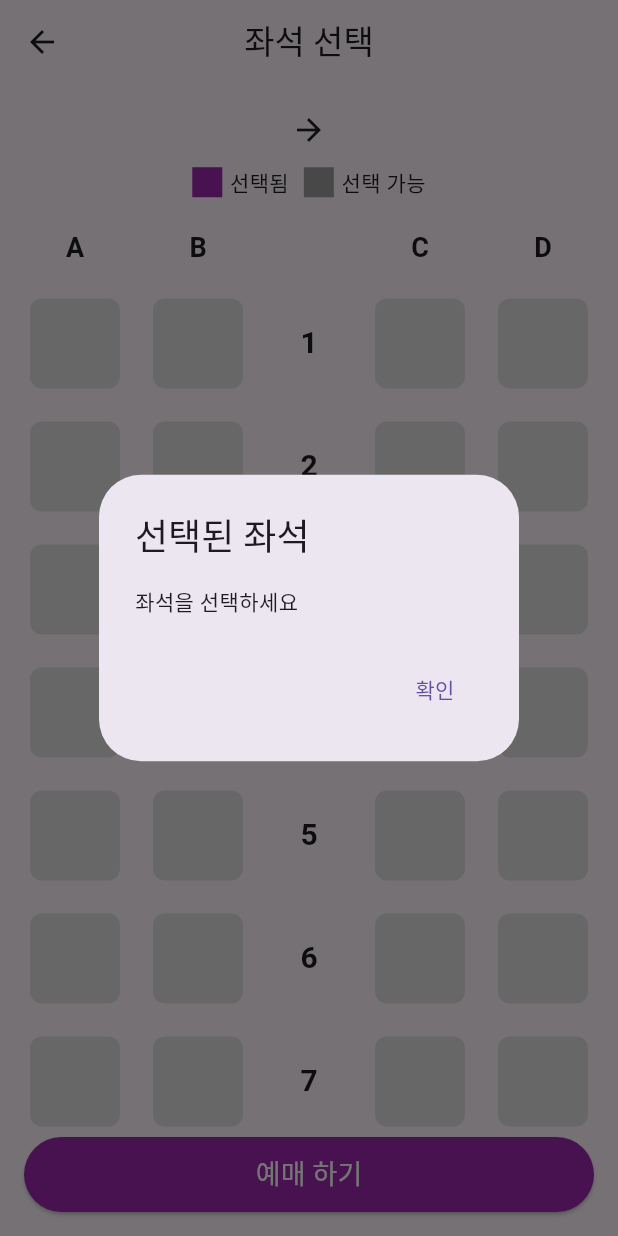
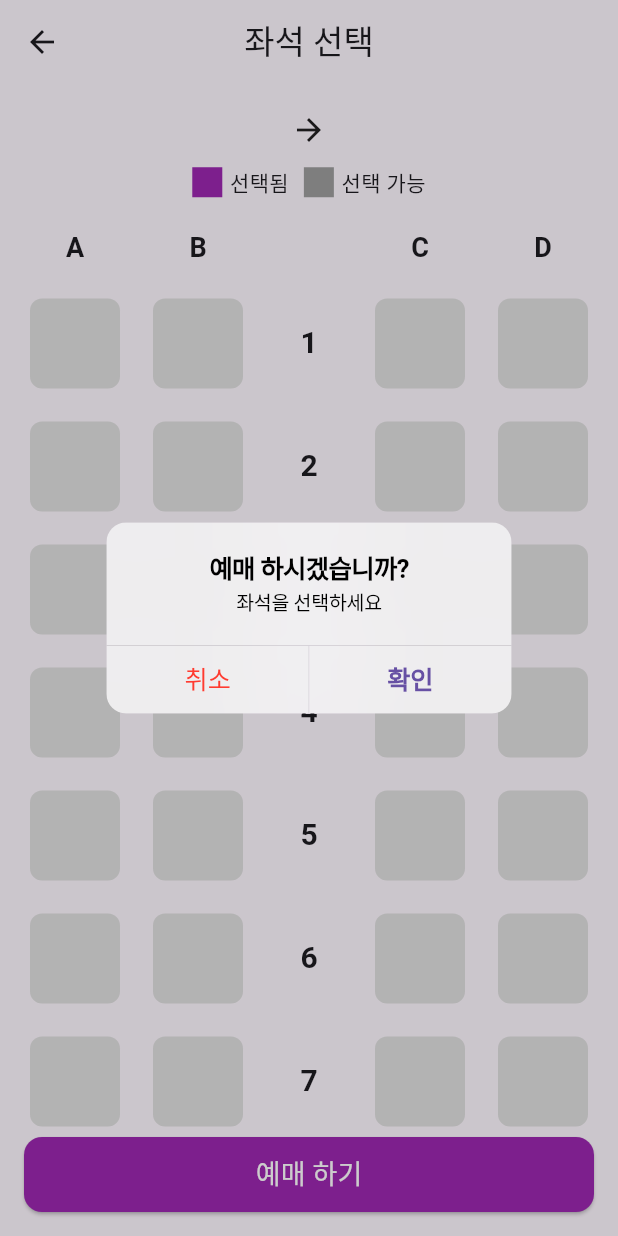
Before and after one commit to monho/flutter_train_app, a Flutter app: the SeatSelectionPage screen opened directly, after a tap on "예매 하기", on a phone screen of 412 x 824 dp. Run offline on Flutter 3.47's test engine with Material 3 defaults, Android fonts, the phone set to English and light mode, and no system bars; our stand-ins replace qr_flutter.

Commit message:
[2025.04.01 문준호] Feat : "예약 완료 후 내 예약 확인 페이지 개발"

```diff
--- a/lib/SeatPage/SeatPage.dart
+++ b/lib/SeatPage/SeatPage.dart
@@ -1,4 +1,6 @@
+import 'package:flutter/cupertino.dart';
 import 'package:flutter/material.dart';
+import 'package:flutter_train_app/ComplatePage/ReservationPage.dart';
 
 class SeatSelectionPage extends StatefulWidget {
   final String? selectedDeparture;
@@ -15,7 +17,7 @@ class SeatSelectionPage extends StatefulWidget {
 }
 
 class _SeatSelectionPageState extends State<SeatSelectionPage> {
-  final int rows = 10; // 10행으로 변경하여 좌측 20개, 우측 20개 생성
+  final int rows = 20; // 10행으로 변경하여 좌측 40개, 우측 40개 생성
   final int seatsPerSide = 2; // 한쪽에 2개의 좌석
   List<List<bool>> seatSelection = [];
 
@@ -148,10 +150,11 @@ class _SeatSelectionPageState extends State<SeatSelectionPage> {
             const SizedBox(height: 10), // 레이블과 좌석 사이 간격
 
             // 좌석 배치
-            Expanded(
-              child: ListView.builder(
-                itemCount: rows,
-                itemBuilder: (context, row) {
+            Flexible(
+              child: SizedBox(
+                child: SingleChildScrollView(
+                  child: Column(
+                    children: List.generate(rows, (row) {
                       return Padding(
                         padding: const EdgeInsets.symmetric(vertical: 11.0), // 행 간격
                         child: Row(
@@ -162,7 +165,6 @@ class _SeatSelectionPageState extends State<SeatSelectionPage> {
                               children: List.generate(seatsPerSide, (col) {
                                 int seatIndex = col;
                                 bool isSelected = seatSelection[row][seatIndex];
-                            int seatNumber = row * 4 + col + 1; // 좌석 번호 계산 (화면에는 표시하지 않음)
 
                                 return GestureDetector(
                                   onTap: () => toggleSeat(row, seatIndex),
@@ -174,7 +176,6 @@ class _SeatSelectionPageState extends State<SeatSelectionPage> {
                                       color: isSelected ? Colors.purple : Colors.grey.shade300,
                                       borderRadius: BorderRadius.circular(8),
                                     ),
-                                // 좌석 번호는 표시하지 않음
                                   ),
                                 );
                               }),
@@ -195,9 +196,8 @@ class _SeatSelectionPageState extends State<SeatSelectionPage> {
                             // 오른쪽 좌석 2개
                             Row(
                               children: List.generate(seatsPerSide, (col) {
-                            int seatIndex = col + seatsPerSide; // 오른쪽 좌석은 2, 3번 인덱스
+                                int seatIndex = col + seatsPerSide;
                                 bool isSelected = seatSelection[row][seatIndex];
-                            int seatNumber = row * 4 + col + seatsPerSide + 1; // 좌석 번호 계산 (화면에는 표시하지 않음)
 
                                 return GestureDetector(
                                   onTap: () => toggleSeat(row, seatIndex),
@@ -209,7 +209,6 @@ class _SeatSelectionPageState extends State<SeatSelectionPage> {
                                       color: isSelected ? Colors.purple : Colors.grey.shade300,
                                       borderRadius: BorderRadius.circular(8),
                                     ),
-                                // 좌석 번호는 표시하지 않음
                                   ),
                                 );
                               }),
@@ -217,12 +216,17 @@ class _SeatSelectionPageState extends State<SeatSelectionPage> {
                           ],
                         ),
                       );
-                },
+                    }),
+                  ),
+                ),
               ),
             ),
 
+
             // 예매하기 버튼
-            ElevatedButton(
+            SizedBox(
+              height: 50,
+              child: ElevatedButton(
                 onPressed: () {
                   // 선택된 좌석 확인
                   List<String> selectedSeats = [];
@@ -236,13 +240,42 @@ class _SeatSelectionPageState extends State<SeatSelectionPage> {
                       }
                     }
                   }
-                showDialog(
+                  showCupertinoDialog(
                     context: context,
-                  builder: (context) => AlertDialog(
-                    title: const Text("선택된 좌석"),
-                    content: Text(selectedSeats.isEmpty ? "좌석을 선택하세요" : selectedSeats.join("\n")),
+                    builder: (context) => CupertinoAlertDialog(
+                      title: const Text("예매 하시겠습니까?"),
+                          content: Text(
+                            selectedSeats.isEmpty
+                              ? "좌석을 선택하세요"
+                              : selectedSeats.map((seat) => "좌석: $seat").join("\n"), // "좌석: A1" 형식으로 출력
+                          ),
                       actions: [
-                      TextButton(onPressed: () => Navigator.pop(context), child: const Text("확인")),
+                        CupertinoDialogAction(
+                          onPressed: () => Navigator.pop(context), // 취소 버튼
+                          child: const Text("취소"),
+                          isDestructiveAction: true, // 빨간색 강조 (iOS 스타일)
+                        ),
+                        CupertinoDialogAction(
+                          onPressed: () {
+                            Navigator.pop(context); // 다이얼로그 닫기
+                            Navigator.push(
+                              context,
+                              MaterialPageRoute(
+                                builder: (context) => ReservationPage(
+                                  departure: widget.selectedDeparture ?? "미정",
+                                  arrival: widget.selectedArrival ?? "미정",
+                                  departureTime: "10:30 AM", // 임시 데이터
+                                  arrivalTime: "12:45 PM",  // 임시 데이터
+                                  duration: "2시간 15분",     // 임시 데이터
+                                  seatNumber: selectedSeats.join(", "), // 선택한 좌석
+                                ),
+                              ),
+                            );
+                          },
+                          child: const Text("확인"),
+                          isDefaultAction: true,
+                        ),
+
                       ],
                     ),
                   );
@@ -250,8 +283,12 @@ class _SeatSelectionPageState extends State<SeatSelectionPage> {
                 style: ElevatedButton.styleFrom(
                   backgroundColor: Colors.purple,
                   minimumSize: const Size(double.infinity, 50),
+                   shape: RoundedRectangleBorder(
+                      borderRadius: BorderRadius.circular(12),
+                    ),
                 ),
                 child: const Text("예매 하기", style: TextStyle(color: Colors.white, fontSize: 18)),
+              ),
             ),
           ],
         ),
--- a/pubspec.yaml
+++ b/pubspec.yaml
@@ -15,6 +15,7 @@ dependencies:
 
 
   cupertino_icons: ^1.0.8
+  qr_flutter: ^4.1.0
 
 dev_dependencies:
   flutter_test:
```
Also changed, not shown: lib/ComplatePage/ReservationPage.dart (added, +77 -0 lines), pubspec.lock. Lines whose indentation alone changed are shown as unchanged.
